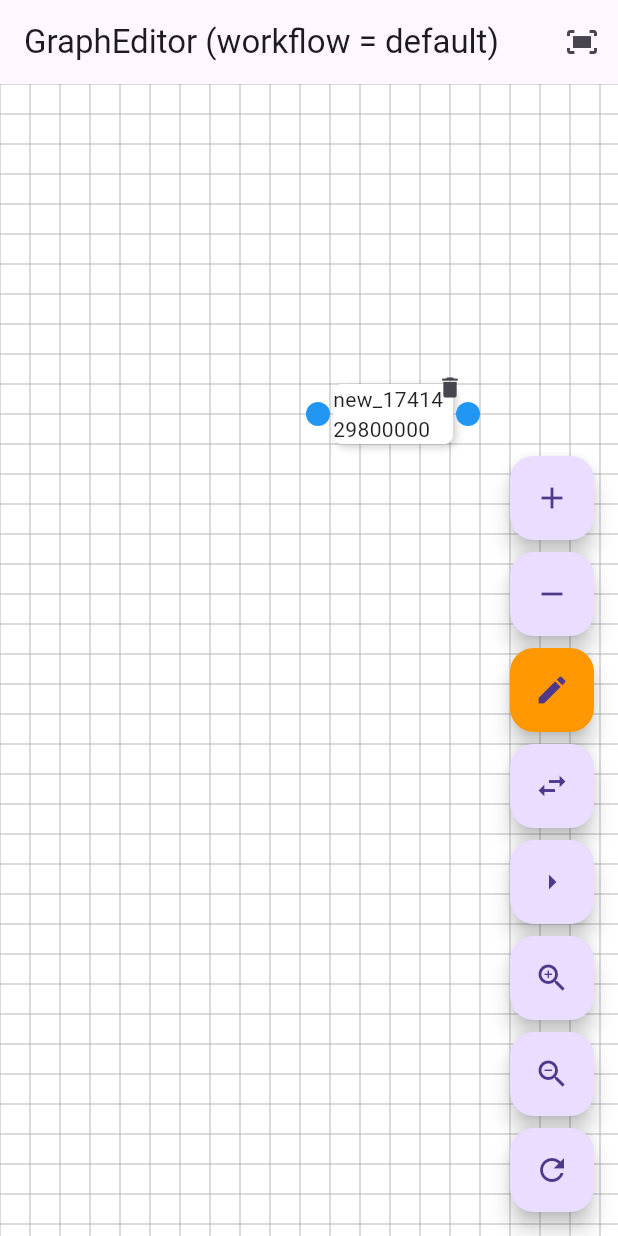
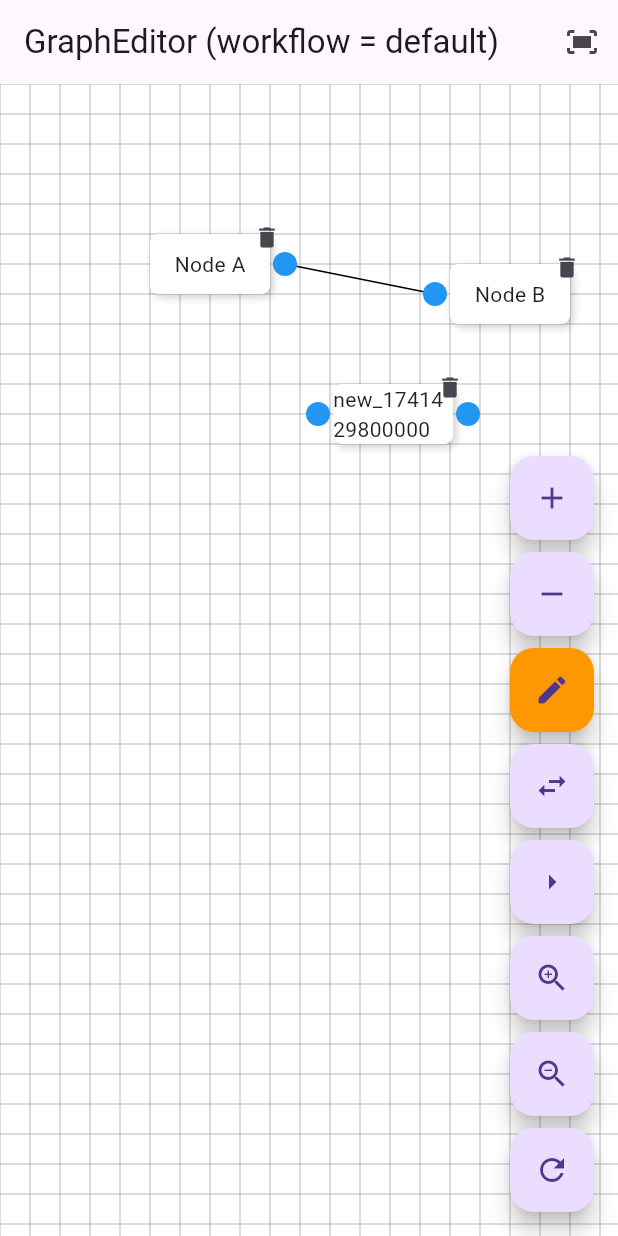
Before and after one commit to shigou0206/flow_editor, a Flutter app: the screen it shows after launch, after a tap on the "add" icon, on a phone screen of 412 x 824 dp. Run offline on Flutter 3.47's test engine with Material 3 defaults, Android fonts, the phone set to English and light mode, and no system bars; our stand-ins replace equatable, flutter_riverpod, riverpod.

Commit message:
revise node widget

```diff
--- a/lib/core/canvas/graph_editor.dart
+++ b/lib/core/canvas/graph_editor.dart
@@ -1,9 +1,11 @@
 import 'package:flutter/material.dart';
 import 'package:flutter_riverpod/flutter_riverpod.dart';
 
+// ======= 你项目中的导入，需根据实际修改 =======
 import '../node/controllers/node_controller.dart';
 import '../edge/controllers/edge_controller.dart';
 import '../node/models/node_model.dart';
+import '../edge/models/edge_model.dart';
 import '../anchor/models/anchor_model.dart';
 import '../anchor/models/anchor_enums.dart';
 import '../types/position_enum.dart';
@@ -14,13 +16,21 @@ import '../canvas/interaction/gesture_event_handler.dart';
 import 'canvas_state/canvas_state_provider.dart';
 import '../canvas/models/canvas_interaction_mode.dart';
 
+// ============== 示例：GraphEditor ==============
 class GraphEditor extends ConsumerStatefulWidget {
   final String workflowId;
+
+  /// Node 与 Edge 的控制器，用于增删改节点、连线等
   final NodeController nodeController;
-  final EdgeController? edgeController;
+  final EdgeController? edgeController; // 可能为 null
+
+  /// 画布外观配置
   final CanvasVisualConfig visualConfig;
+
+  /// 画布行为(如 resetView 等)
   final CanvasBehavior canvasBehavior;
 
+  /// 全局Key (若需要在画布层面做 globalToLocal)
   static final GlobalKey canvasStackKey = GlobalKey();
 
   const GraphEditor({
@@ -40,18 +50,99 @@ class _GraphEditorState extends ConsumerState<GraphEditor> {
   @override
   void initState() {
     super.initState();
-    // 在挂载完成后，再异步调用 switchWorkflow
+
+    // 在首帧渲染后，切换到指定 workflow 并初始化示例数据
     WidgetsBinding.instance.addPostFrameCallback((_) {
+      // 1. 切换到对应 workflow
       ref
           .read(multiCanvasStateProvider.notifier)
           .switchWorkflow(widget.workflowId);
+
+      // 2. 插入示例节点 & 边
+      _initSampleData();
+
+      // 3. 如果遇到首帧节点位置可能不准的问题，可再加一次刷新：
+      WidgetsBinding.instance.addPostFrameCallback((__) {
+        setState(() {
+          // 触发一次重绘，让新插入的节点位置与画布变换完全同步
         });
+      });
+    });
+  }
+
+  /// 在这里插入“示例节点 + 边”
+  void _initSampleData() {
+    // 定义两个节点 ID
+    const nodeAId = 'nodeA';
+    const nodeBId = 'nodeB';
+
+    // 1. 创建节点 A
+    final nodeA = NodeModel(
+      id: nodeAId,
+      x: 100,
+      y: 100,
+      width: 80,
+      height: 40,
+      title: 'Node A',
+      anchors: [
+        AnchorModel(
+          id: 'out_$nodeAId',
+          nodeId: nodeAId,
+          position: Position.right,
+          placement: AnchorPlacement.outside,
+          offsetDistance: 10,
+          ratio: 0.5,
+          width: 24,
+          height: 24,
+        ),
+      ],
+    );
+
+    // 2. 创建节点 B
+    final nodeB = NodeModel(
+      id: nodeBId,
+      x: 300,
+      y: 120,
+      width: 80,
+      height: 40,
+      title: 'Node B',
+      anchors: [
+        AnchorModel(
+          id: 'in_$nodeBId',
+          nodeId: nodeBId,
+          position: Position.left,
+          placement: AnchorPlacement.outside,
+          offsetDistance: 10,
+          ratio: 0.5,
+          width: 24,
+          height: 24,
+        ),
+      ],
+    );
+
+    // 3. 通过 nodeController 插入节点
+    widget.nodeController.upsertNode(nodeA);
+    widget.nodeController.upsertNode(nodeB);
+
+    // 4. 若存在 edgeController，则创建一条边 AB
+    if (widget.edgeController != null) {
+      const edgeId = 'edgeAB';
+      final edge = EdgeModel(
+        id: edgeId,
+        // 注意 EdgeModel 构造器字段是 sourceNodeId / sourceAnchorId / targetNodeId / targetAnchorId
+        sourceNodeId: nodeAId,
+        sourceAnchorId: 'out_$nodeAId',
+        targetNodeId: nodeBId,
+        targetAnchorId: 'in_$nodeBId',
+        isConnected: true,
+      );
+      widget.edgeController!.createEdge(edge);
+    }
   }
 
   @override
   Widget build(BuildContext context) {
-    // 下面就不会在build时同步更改 provider
-    // 先 watch 当前 workflow 状态
+    // 监听当前 workflow 对应的 CanvasState
     final canvasState = ref.watch(multiCanvasStateProvider).activeState;
 
     return Scaffold(
@@ -64,6 +155,7 @@ class _GraphEditorState extends ConsumerState<GraphEditor> {
           ),
         ],
       ),
+      // 在这里使用 CanvasGestureHandler + CanvasController 组合
       body: CanvasGestureHandler(
         child: CanvasController(
           workflowId: widget.workflowId,
@@ -77,6 +169,7 @@ class _GraphEditorState extends ConsumerState<GraphEditor> {
     );
   }
 
+  /// 示例：一些简单的 FAB 按钮操作
   Widget _buildFloatingActions() {
     final multiCanvasNotifier = ref.read(multiCanvasStateProvider.notifier);
     final currentMode = ref.watch(multiCanvasStateProvider).activeState.mode;
@@ -91,15 +184,12 @@ class _GraphEditorState extends ConsumerState<GraphEditor> {
           child: const Icon(Icons.add),
         ),
         const SizedBox(height: 8),
-
         FloatingActionButton(
           onPressed: _removeLastNodeExample,
           heroTag: 'removeNode',
           child: const Icon(Icons.remove),
         ),
         const SizedBox(height: 8),
-
-        // 切换到 editNode
         FloatingActionButton(
           onPressed: () {
             multiCanvasNotifier
@@ -110,8 +200,6 @@ class _GraphEditorState extends ConsumerState<GraphEditor> {
           child: const Icon(Icons.edit),
         ),
         const SizedBox(height: 8),
-
-        // 在 editNode / panCanvas 之间来回切换
         FloatingActionButton(
           onPressed: () {
             if (currentMode == CanvasInteractionMode.editNode) {
@@ -126,29 +214,24 @@ class _GraphEditorState extends ConsumerState<GraphEditor> {
           child: const Icon(Icons.swap_horiz),
         ),
         const SizedBox(height: 8),
-
-        // 平移画布
         FloatingActionButton(
           onPressed: () => multiCanvasNotifier.panBy(10, 0),
           heroTag: 'panRight',
           child: const Icon(Icons.arrow_right),
         ),
         const SizedBox(height: 8),
-
         FloatingActionButton(
           onPressed: () => multiCanvasNotifier.zoomAtPoint(1.1, Offset.zero),
           heroTag: 'zoomIn',
           child: const Icon(Icons.zoom_in),
         ),
         const SizedBox(height: 8),
-
         FloatingActionButton(
           onPressed: () => multiCanvasNotifier.zoomAtPoint(0.9, Offset.zero),
           heroTag: 'zoomOut',
           child: const Icon(Icons.zoom_out),
         ),
         const SizedBox(height: 8),
-
         FloatingActionButton(
           onPressed: () => multiCanvasNotifier.resetCanvas(),
           heroTag: 'resetCanvas',
@@ -158,6 +241,7 @@ class _GraphEditorState extends ConsumerState<GraphEditor> {
     );
   }
 
+  /// 动态添加一个示例节点
   void _addNodeExample() {
     final newId = 'new_${DateTime.now().millisecondsSinceEpoch}';
     final node = NodeModel(
@@ -176,7 +260,8 @@ class _GraphEditorState extends ConsumerState<GraphEditor> {
           offsetDistance: 10,
           ratio: 0.5,
           width: 24,
-            height: 24),
+          height: 24,
+        ),
         AnchorModel(
           id: 'in_$newId',
           nodeId: newId,
@@ -185,12 +270,14 @@ class _GraphEditorState extends ConsumerState<GraphEditor> {
           offsetDistance: 10,
           ratio: 0.5,
           width: 24,
-            height: 24),
+          height: 24,
+        ),
       ],
     );
     widget.nodeController.upsertNode(node);
   }
 
+  /// 动态删除最后一个节点
   void _removeLastNodeExample() {
     final allNodes = widget.nodeController.getAllNodes();
     if (allNodes.isEmpty) return;
--- a/lib/core/edge/edge_renderer.dart
+++ b/lib/core/edge/edge_renderer.dart
@@ -30,9 +30,6 @@ class EdgeRenderer extends CustomPainter {
   /// 默认是否使用贝塞尔曲线绘制边
   final bool defaultUseBezier;
 
-  /// 与 NodeWidget 中使用的锚点尺寸保持一致（用于计算 outside padding）
-  final double anchorWidgetSize;
-
   const EdgeRenderer({
     required this.nodes,
     required this.edges,
@@ -41,7 +38,6 @@ class EdgeRenderer extends CustomPainter {
     this.draggingEnd,
     this.showHalfConnectedEdges = false,
     this.defaultUseBezier = false,
-    this.anchorWidgetSize = 24.0,
   });
 
   @override
@@ -222,20 +218,14 @@ class EdgeRenderer extends CustomPainter {
           '[EdgeRenderer] _getAnchorWorldInfo: Anchor $anchorId not found in node $nodeId');
       return (null, null);
     }
-    // 计算 outside padding（需与 NodeWidget/NodeAnchors 保持一致）
-    final padding = computeAnchorPadding(
-      node.anchors,
-      node,
-    );
-    final containerPos = Offset(node.x - padding.left, node.y - padding.top);
-    final localPos = computeAnchorLocalPosition(
-      anchor,
-      Size(node.width, node.height),
-    );
-    final worldPos = containerPos + localPos;
+
+    // 计算锚点在世界坐标系中的位置
+    final worldPos = computeAnchorWorldPosition(node, anchor) +
+        Offset(anchor.width / 2, anchor.height / 2);
     debugPrint(
         '[EdgeRenderer] _getAnchorWorldInfo: node=$nodeId, anchor=$anchorId, '
-        'containerPos=$containerPos, localPos=$localPos, worldPos=$worldPos');
+        'worldPos=$worldPos');
+
     return (worldPos, anchor.position);
   }
 
```
Lines whose indentation alone changed are shown as unchanged.
